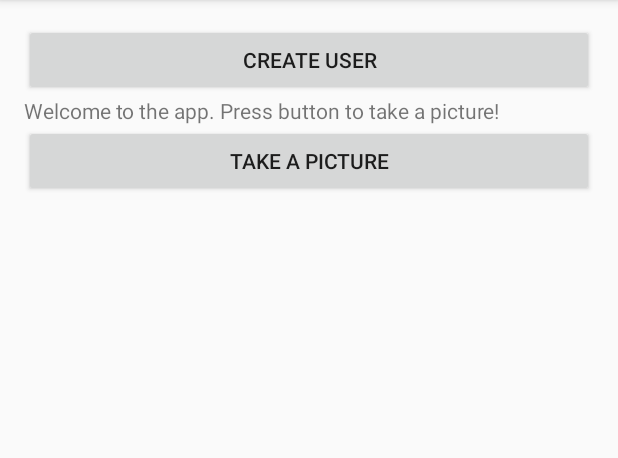
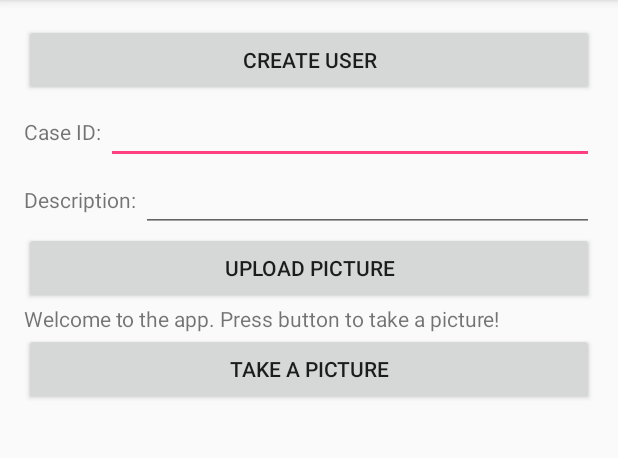
Before and after one commit to zaifrun/CameraAppStudents, an Android app: the screen it shows after launch (MainActivity), on a phone screen of 412 x 824 dp, the part 84-542 px from its top. Run offline under Robolectric (Android 15) with nearby library versions, the phone set to English and light mode, and no system bars; our stand-ins replace Volley; pictures from the network do not load.

Commit message:
added ssl cert and other stuff. works now!

```diff
--- a/app/src/main/java/org/projects/cameraapp/Communication.java
+++ b/app/src/main/java/org/projects/cameraapp/Communication.java
@@ -1,13 +1,20 @@
 package org.projects.cameraapp;
 
 import android.content.Context;
+import android.graphics.Bitmap;
+import android.util.Base64;
 import android.util.Log;
 
 import com.android.volley.AuthFailureError;
+import com.android.volley.DefaultRetryPolicy;
+import com.android.volley.NetworkResponse;
 import com.android.volley.Request;
 import com.android.volley.RequestQueue;
 import com.android.volley.Response;
+import com.android.volley.RetryPolicy;
+import com.android.volley.TimeoutError;
 import com.android.volley.VolleyError;
+import com.android.volley.toolbox.HurlStack;
 import com.android.volley.toolbox.StringRequest;
 import com.android.volley.toolbox.Volley;
 
@@ -15,10 +22,23 @@ import org.json.JSONException;
 import org.json.JSONObject;
 
 import java.io.BufferedReader;
+import java.io.ByteArrayOutputStream;
 import java.io.InputStream;
 import java.io.InputStreamReader;
+import java.net.MalformedURLException;
+import java.net.URL;
+import java.security.KeyStore;
+import java.security.cert.Certificate;
+import java.security.cert.CertificateFactory;
+import java.security.cert.X509Certificate;
 import java.util.HashMap;
 import java.util.Map;
+
+import javax.net.ssl.HostnameVerifier;
+import javax.net.ssl.HttpsURLConnection;
+import javax.net.ssl.SSLContext;
+import javax.net.ssl.SSLSession;
+import javax.net.ssl.TrustManagerFactory;
 
 /**
  * Created by makn on 19-09-2016.
@@ -26,10 +46,25 @@ import java.util.Map;
 public class Communication {
 
     Context context;
+    RequestQueue queue;
+    public final static String URL_BASE = "https://185.93.195.194/";
+    public final static String URL_CREATEUSER = "https://185.93.195.194/createuser.php";
+    public final static String URL_UPLOADIMAGE = "https://185.93.195.194/uploadpic.php";
 
     public Communication(Context context)
     {
         this.context = context;
+    }
+
+
+
+    public class CustomHostnameVerifier implements HostnameVerifier
+    {
+
+        @Override
+        public boolean verify(String hostname, SSLSession session) {
+            return true;
+        }
     }
 
     private String convertStreamToString(InputStream is) {
@@ -47,10 +82,200 @@ public class Communication {
         return total.toString();
     }
 
-    public String CreateUser(String url, final String userName) {
+    public void setupSSLCertificate()
+    {
+       // queue = Volley.newRequestQueue(context);
+        String ur = URL_BASE;
+        System.out.println("setting up ssl ca");
+        URL url = null;
+        Certificate ca = null;
+        HttpsURLConnection.setDefaultHostnameVerifier(new CustomHostnameVerifier());
 
-        RequestQueue queue = Volley.newRequestQueue(context);
+        HttpsURLConnection urlConnection= null;
 
+        try {
+            url = new URL(ur);
+        }
+        catch (MalformedURLException e)
+        {
+            Log.d("MalformedURL",e.toString());
+        }
+
+        // Load CAs from an InputStream
+// (could be from a resource or ByteArrayInputStream or ...)
+        try {
+            CertificateFactory cf = CertificateFactory.getInstance("X.509");
+           // new FileInputStream(R.raw.cacert);
+            InputStream caInput = context.getResources().openRawResource(
+                    context.getResources().getIdentifier("cacert",
+                            "raw", context.getPackageName()));
+
+           // InputStream caInput = new BufferedInputStream(new FileInputStream(R.raw.cacert));
+            try {
+                ca = cf.generateCertificate(caInput);
+                System.out.println("ca=" + ((X509Certificate) ca).getSubjectDN());
+            } finally {
+                caInput.close();
+            }
+        } catch (Exception e)
+        {
+            Log.d("CertificationError",e.toString());
+        }
+        System.out.println("factory done!");
+
+
+// Create a KeyStore containing our trusted CAs
+        String keyStoreType = KeyStore.getDefaultType();
+        KeyStore keyStore = null;
+        try {
+            keyStore = KeyStore.getInstance(keyStoreType);
+            keyStore.load(null, null);
+            keyStore.setCertificateEntry("ca", ca);
+
+        }
+        catch (Exception e)
+        {
+            Log.d("KeyStoreException",e.toString());
+        }
+        System.out.println("KeyStore done!");
+
+// Create a TrustManager that trusts the CAs in our KeyStore
+        String tmfAlgorithm = TrustManagerFactory.getDefaultAlgorithm();
+        try {
+            TrustManagerFactory tmf = TrustManagerFactory.getInstance(tmfAlgorithm);
+            tmf.init(keyStore);
+
+// Create an SSLContext that uses our TrustManager
+
+            SSLContext sslcontext = SSLContext.getInstance("TLS");
+            sslcontext.init(null, tmf.getTrustManagers(), null);
+
+// Tell the URLConnection to use a SocketFactory from our SSLContext
+         //   URL url = new URL("https://certs.cac.washington.edu/CAtest/");
+            urlConnection =
+                    (HttpsURLConnection) url.openConnection();
+            urlConnection.setSSLSocketFactory(sslcontext.getSocketFactory());
+        }
+        catch (Exception e)
+        {
+            Log.d("TrustManagerException",e.toString());
+        }
+        System.out.println("Trustmanager done!");
+        if ("https".equals(url.getProtocol())) {
+           // ((HttpsURLConnection)urlConnection).setSSLSocketFactory(mSslSocketFactory);
+            urlConnection.setHostnameVerifier(new CustomHostnameVerifier());
+        }
+
+        queue = Volley.newRequestQueue(context, new HurlStack(null, urlConnection.getSSLSocketFactory()));
+
+    }
+
+    public String trimMessage(String json, String key){
+        String trimmedString = null;
+
+        try{
+            JSONObject obj = new JSONObject(json);
+            trimmedString = obj.getString(key);
+        } catch(JSONException e){
+            e.printStackTrace();
+            return null;
+        }
+
+        return trimmedString;
+    }
+
+    public String uploadPicture(final Bitmap bitmap,final String token,
+                                final String caseId, final String description,
+                                final String imageName)
+    {
+        System.out.println("uploading image...");
+        String url = URL_UPLOADIMAGE;
+        ByteArrayOutputStream byteArrayOutputStream = new ByteArrayOutputStream();
+        bitmap.compress(Bitmap.CompressFormat.PNG, 100, byteArrayOutputStream);
+        byte[] byteArray = byteArrayOutputStream .toByteArray();
+        final String encoded = Base64.encodeToString(byteArray, Base64.DEFAULT);
+
+
+        StringRequest stringRequest = new StringRequest(Request.Method.POST, url,
+                new Response.Listener<String>() {
+
+                    @Override
+                    public void onResponse(String response) {
+                        // Display the first 500 characters of the response string.
+                        Log.d("ResponseUploadImage", response);
+                    }
+                }, new Response.ErrorListener() {
+            @Override
+            public void onErrorResponse(VolleyError error) {
+                Log.d("ErrorServerUpload",error.toString());
+                System.out.println("error from server");
+                String json2 = null;
+                if (error.networkResponse == null) {
+                    if (error.getClass().equals(TimeoutError.class)) {
+                        // Show timeout error message
+                        Log.d("ErrorTimeOut","TimeOut errror");
+
+                    }
+                }
+
+                NetworkResponse response = error.networkResponse;
+                if(response != null && response.data != null){
+                    switch(response.statusCode){
+                        case 400:
+                            json2 = new String(response.data);
+                           // json2 = trimMessage(json2, "message");
+                            if(json2 != null)
+                                Log.d("ErrorServerUpload", json2);
+                            break;
+                        case 200:
+                            json2 = new String(response.data);
+                            // json2 = trimMessage(json2, "message");
+                            if(json2 != null)
+                                Log.d("SucccesUploading", json2);
+                            break;
+                    }
+                    //Additional cases
+                }
+                if (error.getMessage()!=null)
+                    Log.d("ErrorServerUpload", error.getMessage().toString());
+            }
+        }) {
+            @Override
+            protected Map<String, String> getParams() throws AuthFailureError {
+                HashMap<String,String> map = new HashMap<>();
+                JSONObject json = new JSONObject();
+
+                try {
+                    json.put("token", token);
+                    json.put("case_id",Integer.valueOf(caseId).intValue());
+                    json.put("description",description);
+                    json.put("name",imageName);
+                    System.out.println("JSON:"+json.toString());
+
+                    json.put("base64",encoded);
+                }
+                catch (JSONException e)
+                {
+                    Log.d("JsonExceptionUpload",e.getMessage().toString());
+                }
+                map.put("json", json.toString());
+                //System.out.println("JSON:"+json.toString());
+                return map;
+            }
+        };
+
+// Add the request to the RequestQueue.
+        int socketTimeout = 40000;//20 seconds - change to what you want
+        RetryPolicy policy = new DefaultRetryPolicy(socketTimeout, DefaultRetryPolicy.DEFAULT_MAX_RETRIES, DefaultRetryPolicy.DEFAULT_BACKOFF_MULT);
+        stringRequest.setRetryPolicy(policy);
+        queue.add(stringRequest);
+
+        return "";
+    }
+
+    public String CreateUser(final String userName, final String token) {
+        String url = URL_CREATEUSER;
+        //setupSSLCertificate(url);
 // Request a string response from the provided URL.
         StringRequest stringRequest = new StringRequest(Request.Method.POST, url,
                 new Response.Listener<String>() {
@@ -58,20 +283,23 @@ public class Communication {
                     @Override
                     public void onResponse(String response) {
                         // Display the first 500 characters of the response string.
-                        Log.d("Response", response.substring(0, 500));
+                        Log.d("Response", response);
                     }
                 }, new Response.ErrorListener() {
             @Override
             public void onErrorResponse(VolleyError error) {
-                Log.d("ErrorResponseServer", error.getMessage().toString());
+                Log.d("ErrorResponseServer",error.toString());
+                if (error.getMessage()!=null)
+                    Log.d("ErrorResponseServer", error.getMessage().toString());
             }
         }) {
             @Override
             protected Map<String, String> getParams() throws AuthFailureError {
                 HashMap<String,String> map = new HashMap<>();
                 JSONObject json = new JSONObject();
+
                 try {
-                    json.put("token", "testtoken");
+                    json.put("token", token);
                     json.put("username",userName);
                 }
                 catch (JSONException e)
@@ -85,6 +313,9 @@ public class Communication {
         };
 
 // Add the request to the RequestQueue.
+        int socketTimeout = 20000;//20 seconds - change to what you want
+        RetryPolicy policy = new DefaultRetryPolicy(socketTimeout, DefaultRetryPolicy.DEFAULT_MAX_RETRIES, DefaultRetryPolicy.DEFAULT_BACKOFF_MULT);
+        stringRequest.setRetryPolicy(policy);
         queue.add(stringRequest);
 
         return "";
--- a/app/src/main/java/org/projects/cameraapp/MainActivity.java
+++ b/app/src/main/java/org/projects/cameraapp/MainActivity.java
@@ -12,6 +12,7 @@ import android.support.v4.content.FileProvider;
 import android.support.v7.app.AppCompatActivity;
 import android.view.View;
 import android.widget.Button;
+import android.widget.EditText;
 import android.widget.ImageView;
 import android.widget.Toast;
 
@@ -26,8 +27,12 @@ public class MainActivity extends AppCompatActivity {
     ImageView imageView; //for displaying the image.
     String mCurrentPhotoPath; //for storing the path to the image taken.
     Context context;
+    Communication communication;
+    String token = "testtoken";
+    String imageName = "imageTestName";
+    Bitmap imageBitmap;
 
-    public final static String URL = "https://185.93.195.194/createuser.php";
+
 
     private File createImageFile() throws IOException {
         // Create an image file name - we want a unique filename
@@ -67,7 +72,7 @@ public class MainActivity extends AppCompatActivity {
             //and convert it into a bitmap.
             if (mCurrentPhotoPath!=null) {
                 //decoding the file into a bitmap
-                Bitmap imageBitmap = BitmapFactory.decodeFile(mCurrentPhotoPath);
+                imageBitmap = BitmapFactory.decodeFile(mCurrentPhotoPath);
                 //setting the bitmap on the image file.
                 imageView.setImageBitmap(imageBitmap);
             }
@@ -117,9 +122,35 @@ public class MainActivity extends AppCompatActivity {
     protected void onCreate(Bundle savedInstanceState) {
         super.onCreate(savedInstanceState);
         setContentView(R.layout.activity_main);
+        communication = new Communication(this);
+        communication.setupSSLCertificate();
         //Saving the imageview reference
         imageView = (ImageView) findViewById(R.id.imageView);
         context = this;
+        Button uploadButton = (Button) findViewById(R.id.uploadPictureButton);
+        final EditText caseidEdit = (EditText) findViewById(R.id.caseidEdit);
+        final EditText descriptionEdit = (EditText) findViewById(R.id.descriptionEdit);
+        uploadButton.setOnClickListener(new View.OnClickListener() {
+            @Override
+            public void onClick(View v) {
+                String caseid = caseidEdit.getText().toString();
+                String description = descriptionEdit.getText().toString();
+                if (imageBitmap==null)
+                {
+                    Toast toast = Toast.makeText(context,"Missing image!",Toast.LENGTH_SHORT);
+                    toast.show();
+                }
+                else if (caseid!=null && caseid.length()>0 && description!=null && description.length()>0)
+                {
+                    imageName+=System.currentTimeMillis()+"";
+                    communication.uploadPicture(imageBitmap,token,caseid,description,imageName);
+                }
+                else {
+                    Toast toast = Toast.makeText(context,"Missing input in case or description",Toast.LENGTH_SHORT);
+                    toast.show();
+                }
+            }
+        });
         Button pictureButton = (Button) findViewById(R.id.pictureButton);
         //putting a clicklistener on the button.
         pictureButton.setOnClickListener(new View.OnClickListener() {
@@ -152,8 +183,8 @@ public class MainActivity extends AppCompatActivity {
             public void clickOk() {
                 Toast toast = Toast.makeText(context,"Creating user...please wait",Toast.LENGTH_LONG);
                 toast.show();
-                Communication coms = new Communication(context);
-                coms.CreateUser(URL,getUserInput());
+                //Communication coms = new Communication(context);
+                communication.CreateUser(getUserInput(),token);
                 super.clickOk();
             }
         };
--- a/app/src/main/res/layout/activity_main.xml
+++ b/app/src/main/res/layout/activity_main.xml
@@ -16,6 +16,46 @@
         android:id="@+id/createUser"
         android:text="Create User"
         android:layout_height="wrap_content"/>
+
+    <LinearLayout
+        android:layout_width="match_parent"
+        android:layout_height="wrap_content"
+        android:orientation="horizontal">
+    <TextView
+        android:layout_width="wrap_content"
+        android:layout_height="wrap_content"
+        android:text="Case ID: "
+        />
+        <EditText
+            android:layout_width="match_parent"
+            android:inputType="number"
+            android:id="@+id/caseidEdit"
+            android:layout_height="wrap_content"/>
+    </LinearLayout>
+    <LinearLayout
+        android:layout_width="match_parent"
+        android:layout_height="wrap_content"
+        android:orientation="horizontal">
+
+        <TextView
+            android:layout_width="wrap_content"
+            android:layout_height="wrap_content"
+            android:text="Description: "
+        />
+
+        <EditText
+            android:layout_width="match_parent"
+            android:inputType="text"
+            android:id="@+id/descriptionEdit"
+            android:layout_height="wrap_content"/>
+
+    </LinearLayout>
+
+    <Button
+        android:layout_width="match_parent"
+        android:id="@+id/uploadPictureButton"
+        android:text="Upload picture"
+        android:layout_height="wrap_content"/>
     <TextView
         android:layout_width="wrap_content"
         android:layout_height="wrap_content"
--- a/build.gradle
+++ b/build.gradle
@@ -5,7 +5,7 @@ buildscript {
         jcenter()
     }
     dependencies {
-        classpath 'com.android.tools.build:gradle:2.1.2'
+        classpath 'com.android.tools.build:gradle:2.2.0'
 
         // NOTE: Do not place your application dependencies here; they belong
         // in the individual module build.gradle files
```
Also changed, not shown: gradle/wrapper/gradle-wrapper.properties, 2 other files.
